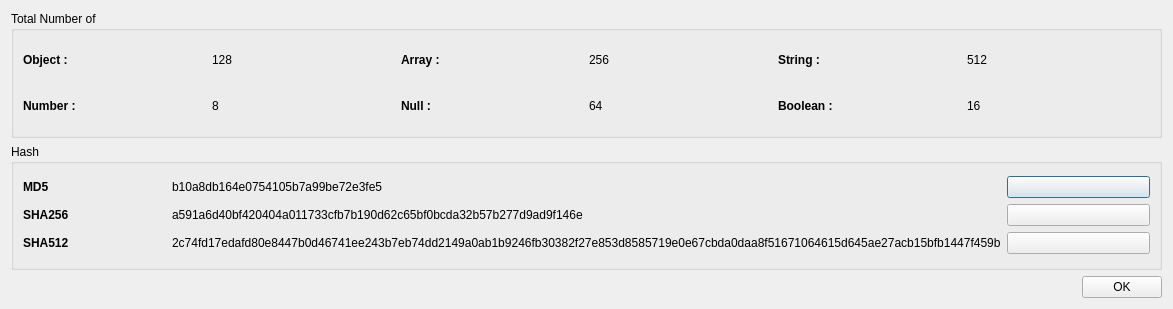
Before: the Qt Designer form JsonSummaryDialog.ui in CYB3RPHO3NIX/Json-Visualizer, drawn with Qt 5.
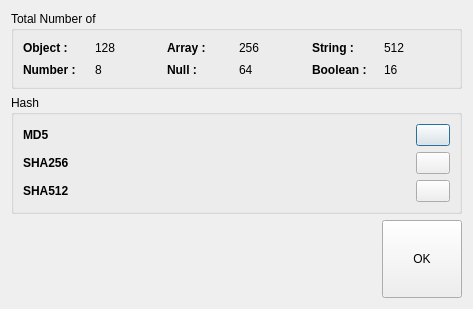
After: the same form once the commit is applied. Icons and pictures are not drawn.

Commit message: fixed layout problem of JsonSummary

Patch:
```diff
--- a/JsonSummaryDialog.ui
+++ b/JsonSummaryDialog.ui
@@ -6,16 +6,28 @@
    <rect>
     <x>0</x>
     <y>0</y>
-    <width>1173</width>
+    <width>473</width>
     <height>309</height>
    </rect>
   </property>
+  <property name="sizePolicy">
+   <sizepolicy hsizetype="Preferred" vsizetype="Preferred">
+    <horstretch>0</horstretch>
+    <verstretch>0</verstretch>
+   </sizepolicy>
+  </property>
   <property name="windowTitle">
    <string>JSON Summary</string>
   </property>
   <layout class="QVBoxLayout" name="verticalLayout_2">
    <item>
     <widget class="QGroupBox" name="groupBox">
+     <property name="sizePolicy">
+      <sizepolicy hsizetype="Preferred" vsizetype="Preferred">
+       <horstretch>0</horstretch>
+       <verstretch>0</verstretch>
+      </sizepolicy>
+     </property>
      <property name="title">
       <string>Total Number of</string>
      </property>
@@ -24,6 +36,17 @@
        <layout class="QGridLayout" name="gridLayout">
         <item row="0" column="3">
          <widget class="QLabel" name="txtArrays">
+          <property name="sizePolicy">
+           <sizepolicy hsizetype="Preferred" vsizetype="Preferred">
+            <horstretch>0</horstretch>
+            <verstretch>0</verstretch>
+           </sizepolicy>
+          </property>
+          <property name="font">
+           <font>
+            <pointsize>9</pointsize>
+           </font>
+          </property>
           <property name="text">
            <string>256</string>
           </property>
@@ -31,8 +54,15 @@
         </item>
         <item row="0" column="4">
          <widget class="QLabel" name="lblStrings">
+          <property name="sizePolicy">
+           <sizepolicy hsizetype="Preferred" vsizetype="Preferred">
+            <horstretch>0</horstretch>
+            <verstretch>0</verstretch>
+           </sizepolicy>
+          </property>
           <property name="font">
            <font>
+            <pointsize>9</pointsize>
             <bold>true</bold>
            </font>
           </property>
@@ -43,8 +73,15 @@
         </item>
         <item row="0" column="2">
          <widget class="QLabel" name="lblArrays">
+          <property name="sizePolicy">
+           <sizepolicy hsizetype="Preferred" vsizetype="Preferred">
+            <horstretch>0</horstretch>
+            <verstretch>0</verstretch>
+           </sizepolicy>
+          </property>
           <property name="font">
            <font>
+            <pointsize>9</pointsize>
             <bold>true</bold>
            </font>
           </property>
@@ -55,8 +92,15 @@
         </item>
         <item row="0" column="0">
          <widget class="QLabel" name="lblObjects">
+          <property name="sizePolicy">
+           <sizepolicy hsizetype="Preferred" vsizetype="Preferred">
+            <horstretch>0</horstretch>
+            <verstretch>0</verstretch>
+           </sizepolicy>
+          </property>
           <property name="font">
            <font>
+            <pointsize>9</pointsize>
             <bold>true</bold>
            </font>
           </property>
@@ -67,6 +111,17 @@
         </item>
         <item row="0" column="1">
          <widget class="QLabel" name="txtObjects">
+          <property name="sizePolicy">
+           <sizepolicy hsizetype="Preferred" vsizetype="Preferred">
+            <horstretch>0</horstretch>
+            <verstretch>0</verstretch>
+           </sizepolicy>
+          </property>
+          <property name="font">
+           <font>
+            <pointsize>9</pointsize>
+           </font>
+          </property>
           <property name="text">
            <string>128</string>
           </property>
@@ -74,6 +129,17 @@
         </item>
         <item row="0" column="5">
          <widget class="QLabel" name="txtStrings">
+          <property name="sizePolicy">
+           <sizepolicy hsizetype="Preferred" vsizetype="Preferred">
+            <horstretch>0</horstretch>
+            <verstretch>0</verstretch>
+           </sizepolicy>
+          </property>
+          <property name="font">
+           <font>
+            <pointsize>9</pointsize>
+           </font>
+          </property>
           <property name="text">
            <string>512</string>
           </property>
@@ -81,8 +147,15 @@
         </item>
         <item row="1" column="0">
          <widget class="QLabel" name="lblNumbers">
+          <property name="sizePolicy">
+           <sizepolicy hsizetype="Preferred" vsizetype="Preferred">
+            <horstretch>0</horstretch>
+            <verstretch>0</verstretch>
+           </sizepolicy>
+          </property>
           <property name="font">
            <font>
+            <pointsize>9</pointsize>
             <bold>true</bold>
            </font>
           </property>
@@ -93,6 +166,11 @@
         </item>
         <item row="1" column="1">
          <widget class="QLabel" name="txtNumbers">
+          <property name="font">
+           <font>
+            <pointsize>9</pointsize>
+           </font>
+          </property>
           <property name="text">
            <string>8</string>
           </property>
@@ -102,6 +180,7 @@
          <widget class="QLabel" name="lblNulls">
           <property name="font">
            <font>
+            <pointsize>9</pointsize>
             <bold>true</bold>
            </font>
           </property>
@@ -112,6 +191,11 @@
         </item>
         <item row="1" column="3">
          <widget class="QLabel" name="txtNulls">
+          <property name="font">
+           <font>
+            <pointsize>9</pointsize>
+           </font>
+          </property>
           <property name="text">
            <string>64</string>
           </property>
@@ -119,8 +203,15 @@
         </item>
         <item row="1" column="4">
          <widget class="QLabel" name="lblBooleans">
+          <property name="sizePolicy">
+           <sizepolicy hsizetype="Preferred" vsizetype="Preferred">
+            <horstretch>0</horstretch>
+            <verstretch>0</verstretch>
+           </sizepolicy>
+          </property>
           <property name="font">
            <font>
+            <pointsize>9</pointsize>
             <bold>true</bold>
            </font>
           </property>
@@ -131,6 +222,11 @@
         </item>
         <item row="1" column="5">
          <widget class="QLabel" name="txtBooleans">
+          <property name="font">
+           <font>
+            <pointsize>9</pointsize>
+           </font>
+          </property>
           <property name="text">
            <string>16</string>
           </property>
@@ -143,6 +239,12 @@
    </item>
    <item>
     <widget class="QGroupBox" name="groupBox_2">
+     <property name="sizePolicy">
+      <sizepolicy hsizetype="Preferred" vsizetype="Preferred">
+       <horstretch>0</horstretch>
+       <verstretch>0</verstretch>
+      </sizepolicy>
+     </property>
      <property name="title">
       <string>Hash</string>
      </property>
@@ -151,6 +253,24 @@
        <layout class="QGridLayout" name="gridLayout_3">
         <item row="2" column="0">
          <widget class="QLabel" name="lblSHA512Hash">
+          <property name="sizePolicy">
+           <sizepolicy hsizetype="Preferred" vsizetype="Preferred">
+            <horstretch>0</horstretch>
+            <verstretch>0</verstretch>
+           </sizepolicy>
+          </property>
+          <property name="minimumSize">
+           <size>
+            <width>60</width>
+            <height>0</height>
+           </size>
+          </property>
+          <property name="maximumSize">
+           <size>
+            <width>60</width>
+            <height>16777215</height>
+           </size>
+          </property>
           <property name="font">
            <font>
             <bold>true</bold>
@@ -163,6 +283,24 @@
         </item>
         <item row="0" column="2">
          <widget class="QPushButton" name="btnCopyMD5Hash">
+          <property name="sizePolicy">
+           <sizepolicy hsizetype="Preferred" vsizetype="Preferred">
+            <horstretch>0</horstretch>
+            <verstretch>0</verstretch>
+           </sizepolicy>
+          </property>
+          <property name="minimumSize">
+           <size>
+            <width>34</width>
+            <height>0</height>
+           </size>
+          </property>
+          <property name="maximumSize">
+           <size>
+            <width>34</width>
+            <height>16777215</height>
+           </size>
+          </property>
           <property name="toolTip">
            <string>Copy to Clipboard</string>
           </property>
@@ -177,6 +315,24 @@
         </item>
         <item row="1" column="0">
          <widget class="QLabel" name="lblSHA256Hash">
+          <property name="sizePolicy">
+           <sizepolicy hsizetype="Preferred" vsizetype="Preferred">
+            <horstretch>0</horstretch>
+            <verstretch>0</verstretch>
+           </sizepolicy>
+          </property>
+          <property name="minimumSize">
+           <size>
+            <width>60</width>
+            <height>0</height>
+           </size>
+          </property>
+          <property name="maximumSize">
+           <size>
+            <width>60</width>
+            <height>16777215</height>
+           </size>
+          </property>
           <property name="font">
            <font>
             <bold>true</bold>
@@ -189,6 +345,24 @@
         </item>
         <item row="0" column="0">
          <widget class="QLabel" name="lblMD5Hash">
+          <property name="sizePolicy">
+           <sizepolicy hsizetype="Preferred" vsizetype="Preferred">
+            <horstretch>0</horstretch>
+            <verstretch>0</verstretch>
+           </sizepolicy>
+          </property>
+          <property name="minimumSize">
+           <size>
+            <width>60</width>
+            <height>0</height>
+           </size>
+          </property>
+          <property name="maximumSize">
+           <size>
+            <width>60</width>
+            <height>16777215</height>
+           </size>
+          </property>
           <property name="font">
            <font>
             <bold>true</bold>
@@ -201,6 +375,24 @@
         </item>
         <item row="2" column="2">
          <widget class="QPushButton" name="btnCopySHA512Hash">
+          <property name="sizePolicy">
+           <sizepolicy hsizetype="Preferred" vsizetype="Preferred">
+            <horstretch>0</horstretch>
+            <verstretch>0</verstretch>
+           </sizepolicy>
+          </property>
+          <property name="minimumSize">
+           <size>
+            <width>34</width>
+            <height>0</height>
+           </size>
+          </property>
+          <property name="maximumSize">
+           <size>
+            <width>34</width>
+            <height>16777215</height>
+           </size>
+          </property>
           <property name="toolTip">
            <string>Copy to Clipboard</string>
           </property>
@@ -215,6 +407,24 @@
         </item>
         <item row="1" column="2">
          <widget class="QPushButton" name="btnCopySHA256Hash">
+          <property name="sizePolicy">
+           <sizepolicy hsizetype="Preferred" vsizetype="Preferred">
+            <horstretch>0</horstretch>
+            <verstretch>0</verstretch>
+           </sizepolicy>
+          </property>
+          <property name="minimumSize">
+           <size>
+            <width>34</width>
+            <height>0</height>
+           </size>
+          </property>
+          <property name="maximumSize">
+           <size>
+            <width>34</width>
+            <height>16777215</height>
+           </size>
+          </property>
           <property name="toolTip">
            <string>Copy to Clipboard</string>
           </property>
@@ -229,8 +439,31 @@
         </item>
         <item row="0" column="1">
          <widget class="QLabel" name="txtMD5Hash">
+          <property name="sizePolicy">
+           <sizepolicy hsizetype="Preferred" vsizetype="Preferred">
+            <horstretch>0</horstretch>
+            <verstretch>0</verstretch>
+           </sizepolicy>
+          </property>
+          <property name="minimumSize">
+           <size>
+            <width>0</width>
+            <height>0</height>
+           </size>
+          </property>
+          <property name="maximumSize">
+           <size>
+            <width>16777215</width>
+            <height>16777215</height>
+           </size>
+          </property>
+          <property name="font">
+           <font>
+            <family>Segoe UI</family>
+           </font>
+          </property>
           <property name="text">
-           <string>b10a8db164e0754105b7a99be72e3fe5</string>
+           <string/>
           </property>
           <property name="textFormat">
            <enum>Qt::PlainText</enum>
@@ -242,8 +475,31 @@
         </item>
         <item row="1" column="1">
          <widget class="QLabel" name="txtSHA256Hash">
+          <property name="sizePolicy">
+           <sizepolicy hsizetype="Preferred" vsizetype="Preferred">
+            <horstretch>0</horstretch>
+            <verstretch>0</verstretch>
+           </sizepolicy>
+          </property>
+          <property name="minimumSize">
+           <size>
+            <width>0</width>
+            <height>0</height>
+           </size>
+          </property>
+          <property name="maximumSize">
+           <size>
+            <width>16777215</width>
+            <height>16777215</height>
+           </size>
+          </property>
+          <property name="font">
+           <font>
+            <family>Segoe UI</family>
+           </font>
+          </property>
           <property name="text">
-           <string>a591a6d40bf420404a011733cfb7b190d62c65bf0bcda32b57b277d9ad9f146e</string>
+           <string/>
           </property>
           <property name="textFormat">
            <enum>Qt::PlainText</enum>
@@ -255,8 +511,31 @@
         </item>
         <item row="2" column="1">
          <widget class="QLabel" name="txtSHA512Hash">
+          <property name="sizePolicy">
+           <sizepolicy hsizetype="Preferred" vsizetype="Preferred">
+            <horstretch>0</horstretch>
+            <verstretch>0</verstretch>
+           </sizepolicy>
+          </property>
+          <property name="minimumSize">
+           <size>
+            <width>0</width>
+            <height>0</height>
+           </size>
+          </property>
+          <property name="maximumSize">
+           <size>
+            <width>16777215</width>
+            <height>16777215</height>
+           </size>
+          </property>
+          <property name="font">
+           <font>
+            <family>Segoe UI</family>
+           </font>
+          </property>
           <property name="text">
-           <string>2c74fd17edafd80e8447b0d46741ee243b7eb74dd2149a0ab1b9246fb30382f27e853d8585719e0e67cbda0daa8f51671064615d645ae27acb15bfb1447f459b</string>
+           <string/>
           </property>
           <property name="textFormat">
            <enum>Qt::PlainText</enum>
@@ -280,6 +559,9 @@
          <property name="orientation">
           <enum>Qt::Horizontal</enum>
          </property>
+         <property name="sizeType">
+          <enum>QSizePolicy::MinimumExpanding</enum>
+         </property>
          <property name="sizeHint" stdset="0">
           <size>
            <width>40</width>
@@ -290,6 +572,12 @@
        </item>
        <item>
         <widget class="QPushButton" name="pushButton">
+         <property name="sizePolicy">
+          <sizepolicy hsizetype="Preferred" vsizetype="Preferred">
+           <horstretch>0</horstretch>
+           <verstretch>0</verstretch>
+          </sizepolicy>
+         </property>
          <property name="text">
           <string>OK</string>
          </property>
```
The commit also changes 1 other file.
